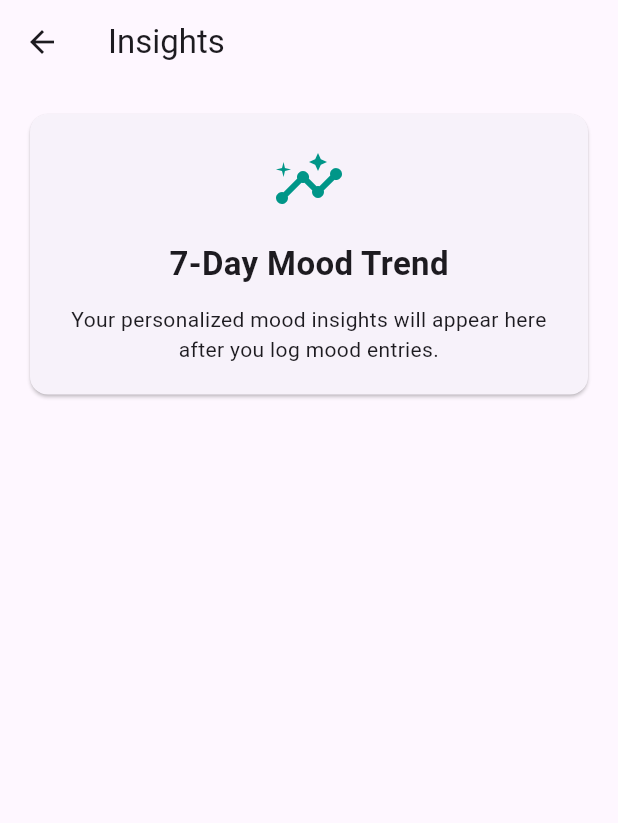
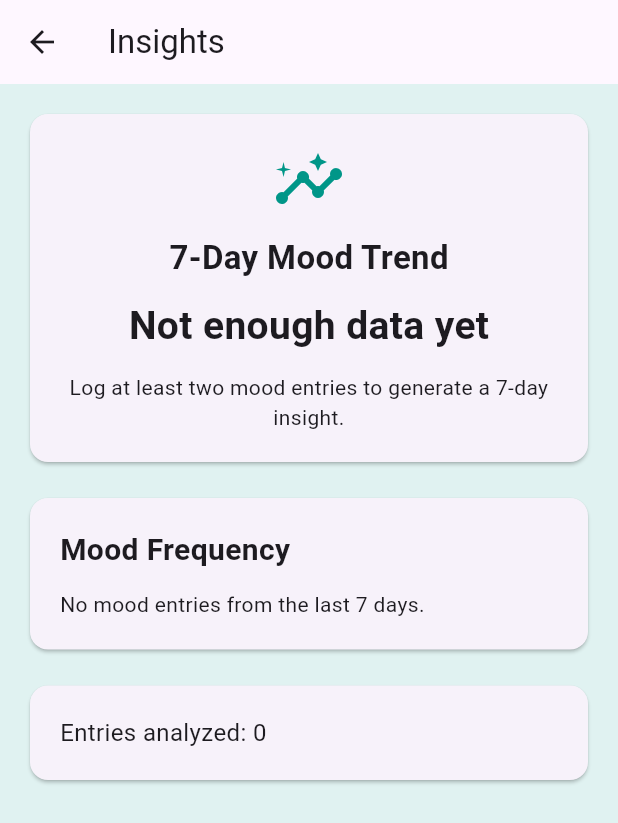
Before and after one commit to rdinani1/MentalZen, a Flutter app: the InsightsScreen screen opened directly, on a phone screen of 412 x 824 dp. Shown: the top 823 px of the screen. Run offline on Flutter 3.47's test engine with Material 3 defaults, Android fonts, the phone set to English and light mode, and no system bars; our stand-ins replace cloud_firestore, firebase_auth, firebase_core; accounts and stored records are empty.

Commit message:
Implement 7-day mood trend insights and wellness suggestions

```diff
--- a/lib/screens/insights_screen.dart
+++ b/lib/screens/insights_screen.dart
@@ -1,35 +1,173 @@
 import 'package:flutter/material.dart';
+import '../services/firestore_service.dart';
 
-class InsightsScreen extends StatelessWidget {
+class InsightsScreen extends StatefulWidget {
   const InsightsScreen({super.key});
+
+  @override
+  State<InsightsScreen> createState() => _InsightsScreenState();
+}
+
+class _InsightsScreenState extends State<InsightsScreen> {
+  final firestore = FirestoreService();
+
+  int moodScore(String mood) {
+    switch (mood.toLowerCase()) {
+      case 'happy':
+        return 5;
+      case 'calm':
+        return 4;
+      case 'stressed':
+        return 2;
+      case 'sad':
+        return 1;
+      case 'anxious':
+        return 2;
+      default:
+        return 3;
+    }
+  }
+
+  String getTrend(List<Map<String, dynamic>> moods) {
+    if (moods.length < 2) {
+      return 'Not enough data yet';
+    }
+
+    final first = moodScore(moods.first['mood']);
+    final last = moodScore(moods.last['mood']);
+
+    if (last > first) {
+      return 'Improving';
+    } else if (last < first) {
+      return 'Declining';
+    } else {
+      return 'Stable';
+    }
+  }
+
+  String getSuggestion(String trend) {
+    if (trend == 'Improving') {
+      return 'Great progress. Keep journaling and continue the habits that helped you feel better.';
+    } else if (trend == 'Declining') {
+      return 'Your recent mood trend looks lower. Try a breathing exercise, short walk, or writing about what triggered the change.';
+    } else if (trend == 'Stable') {
+      return 'Your mood has been steady. Keep checking in daily to build stronger self-awareness.';
+    } else {
+      return 'Log at least two mood entries to generate a 7-day insight.';
+    }
+  }
+
+  Map<String, int> countMoods(List<Map<String, dynamic>> moods) {
+    final counts = <String, int>{};
+
+    for (final mood in moods) {
+      final label = mood['mood'] ?? 'Unknown';
+      counts[label] = (counts[label] ?? 0) + 1;
+    }
+
+    return counts;
+  }
 
   @override
   Widget build(BuildContext context) {
     return Scaffold(
+      backgroundColor: Colors.teal.shade50,
       appBar: AppBar(title: const Text('Insights')),
-      body: Padding(
+      body: FutureBuilder<List<Map<String, dynamic>>>(
+        future: firestore.getLast7DayMoods(),
+        builder: (context, snapshot) {
+          if (!snapshot.hasData) {
+            return const Center(child: CircularProgressIndicator());
+          }
+
+          final moods = snapshot.data!;
+          final trend = getTrend(moods);
+          final suggestion = getSuggestion(trend);
+          final moodCounts = countMoods(moods);
+
+          return Padding(
             padding: const EdgeInsets.all(16),
-        child: Card(
+            child: ListView(
+              children: [
+                Card(
                   child: Padding(
                     padding: const EdgeInsets.all(20),
                     child: Column(
-              mainAxisSize: MainAxisSize.min,
-              children: const [
-                Icon(Icons.insights, size: 48, color: Colors.teal),
-                SizedBox(height: 16),
+                      children: [
+                        const Icon(Icons.insights, size: 48, color: Colors.teal),
+                        const SizedBox(height: 12),
+                        const Text(
+                          '7-Day Mood Trend',
+                          style: TextStyle(
+                            fontSize: 22,
+                            fontWeight: FontWeight.bold,
+                          ),
+                        ),
+                        const SizedBox(height: 12),
                         Text(
-                  '7-Day Mood Trend',
-                  style: TextStyle(fontSize: 22, fontWeight: FontWeight.bold),
+                          trend,
+                          style: const TextStyle(
+                            fontSize: 26,
+                            fontWeight: FontWeight.bold,
                           ),
-                SizedBox(height: 12),
+                        ),
+                        const SizedBox(height: 12),
                         Text(
-                  'Your personalized mood insights will appear here after you log mood entries.',
+                          suggestion,
                           textAlign: TextAlign.center,
                         ),
                       ],
                     ),
                   ),
                 ),
+
+                const SizedBox(height: 16),
+
+                Card(
+                  child: Padding(
+                    padding: const EdgeInsets.all(20),
+                    child: Column(
+                      crossAxisAlignment: CrossAxisAlignment.start,
+                      children: [
+                        const Text(
+                          'Mood Frequency',
+                          style: TextStyle(
+                            fontSize: 20,
+                            fontWeight: FontWeight.bold,
+                          ),
+                        ),
+                        const SizedBox(height: 12),
+
+                        if (moodCounts.isEmpty)
+                          const Text('No mood entries from the last 7 days.'),
+
+                        ...moodCounts.entries.map((entry) {
+                          return ListTile(
+                            leading: const Icon(Icons.circle, color: Colors.teal),
+                            title: Text(entry.key),
+                            trailing: Text('${entry.value}'),
+                          );
+                        }),
+                      ],
+                    ),
+                  ),
+                ),
+
+                const SizedBox(height: 16),
+
+                Card(
+                  child: Padding(
+                    padding: const EdgeInsets.all(20),
+                    child: Text(
+                      'Entries analyzed: ${moods.length}',
+                      style: const TextStyle(fontSize: 16),
+                    ),
+                  ),
+                ),
+              ],
+            ),
+          );
+        },
       ),
     );
   }
```
Lines whose indentation alone changed are shown as unchanged.
